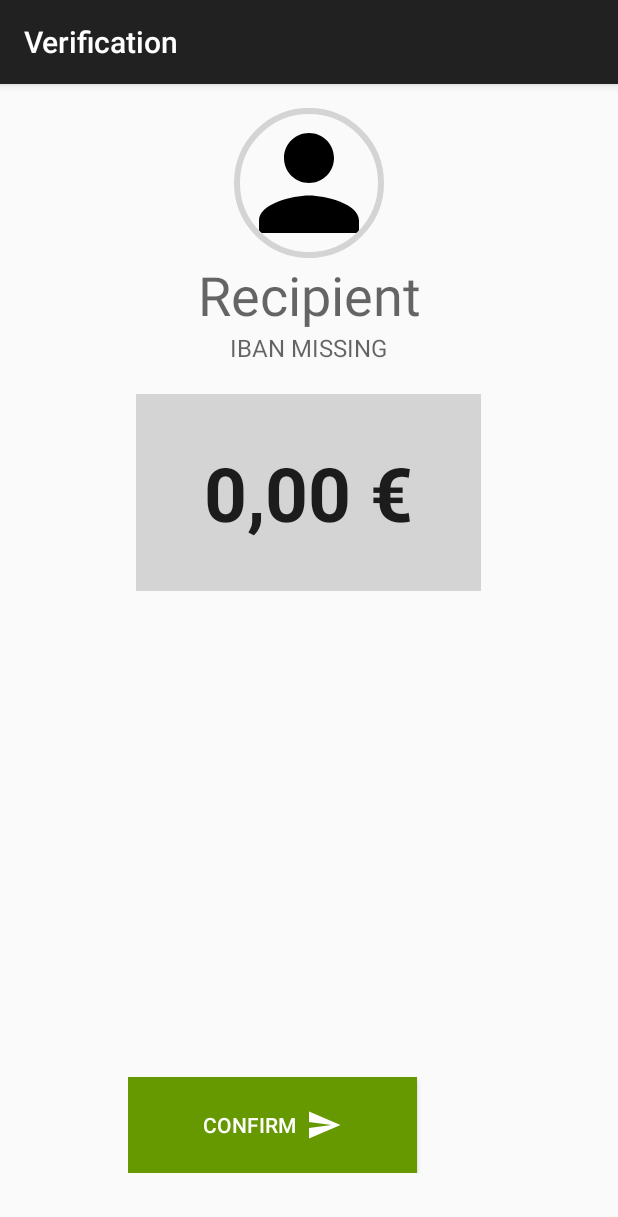
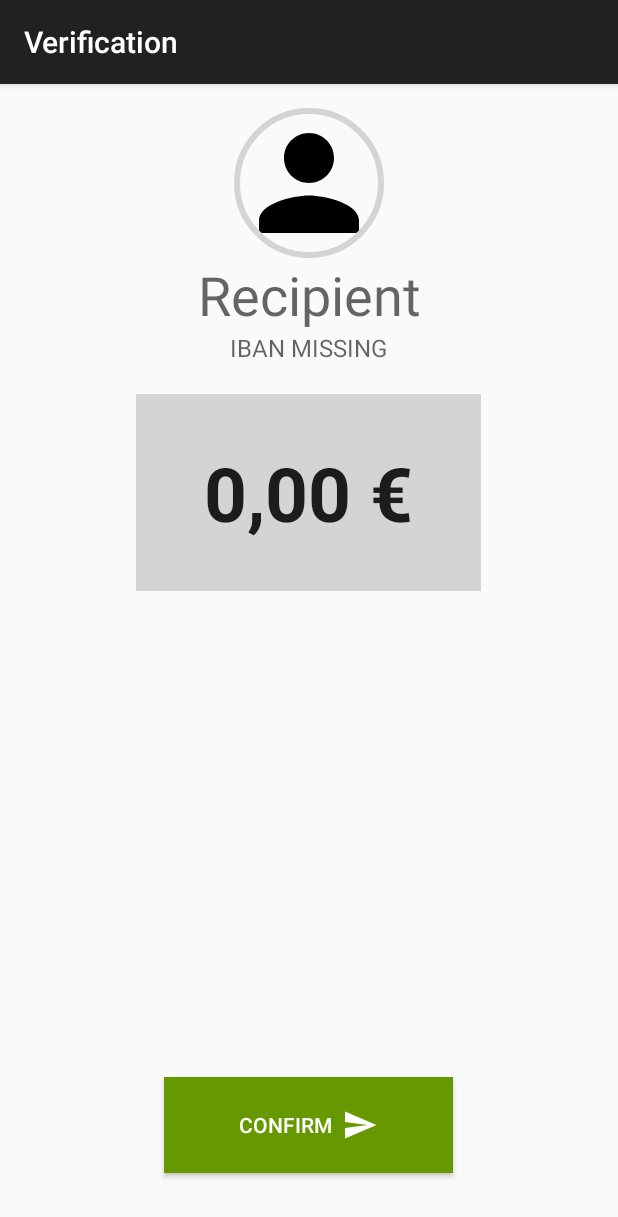
Before and after one commit to kolja-esders/pay-hero, an Android app: the ValidationActivity screen opened directly, with no data from a screen before it, on a phone screen of 412 x 824 dp. Shown: the top 1217 px of the screen. Run offline under Robolectric (Android 15) with nearby library versions, the phone set to English and light mode, and no system bars; our stand-ins replace CircleImageView.

Commit message:
Layout fixe

```diff
--- a/PayHero/app/src/main/res/layout/content_validation.xml
+++ b/PayHero/app/src/main/res/layout/content_validation.xml
@@ -14,14 +14,6 @@
     tools:showIn="@layout/activity_validation"
     android:gravity="center_horizontal">
 
-    <LinearLayout
-        android:layout_width="wrap_content"
-        android:layout_height="wrap_content"
-        android:layout_alignParentBottom="true"
-        android:layout_centerHorizontal="true"
-        android:gravity="center"
-        android:layout_marginBottom="26dp">
-
         <Button
             android:drawableRight="@drawable/send_white_24dp"
             android:text="Confirm  "
@@ -33,15 +25,20 @@
             style="@style/Widget.AppCompat.Button.Colored"
             android:background="@android:color/holo_green_dark"
             android:paddingTop="20dp"
-            android:paddingBottom="20dp" />
+            android:paddingBottom="20dp"
+            android:layout_alignParentBottom="true"
+            android:layout_centerHorizontal="true"
+            android:gravity="center"
+            android:layout_marginBottom="26dp"/>
 
-        <ProgressBar
-            android:id="@+id/progressTransaction"
-            android:layout_width="wrap_content"
-            android:layout_height="wrap_content"
-            android:layout_gravity="center"
-            />
-    </LinearLayout>
+    <ProgressBar
+        android:id="@+id/progressTransaction"
+        android:layout_width="wrap_content"
+        android:layout_height="wrap_content"
+        android:layout_gravity="center"
+        android:layout_alignParentBottom="true"
+        android:layout_centerHorizontal="true"
+        android:layout_marginBottom="26dp"/>
 
     <EditText
         android:text="DE23 3847 2784 8374 2837 43"
```
